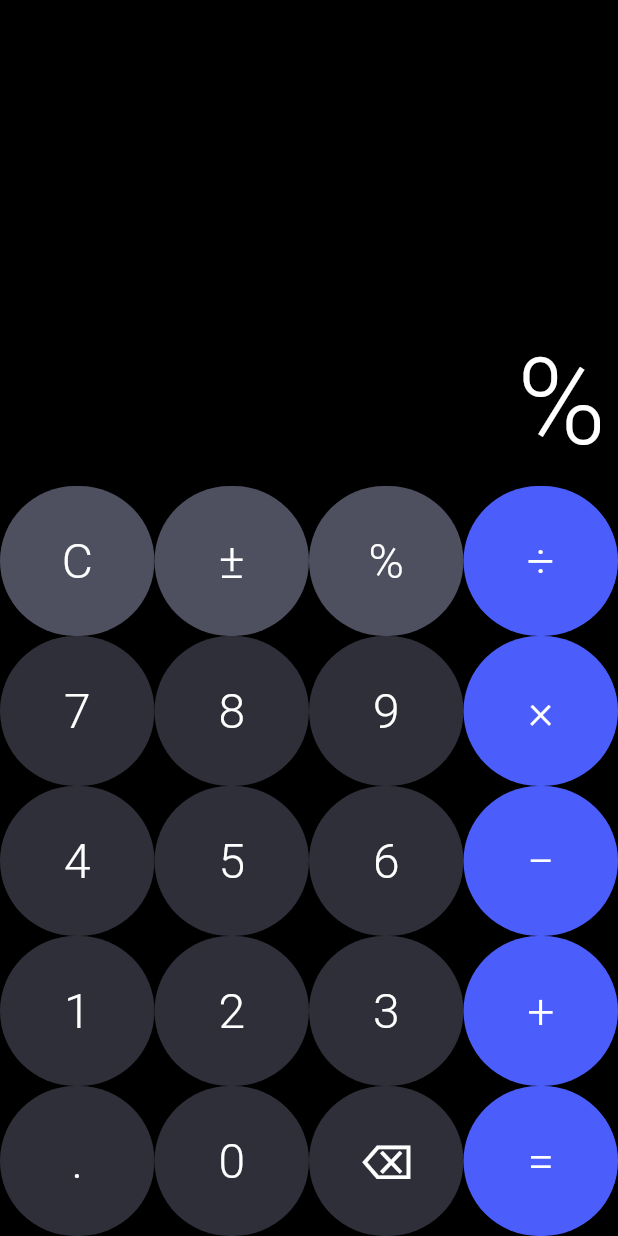
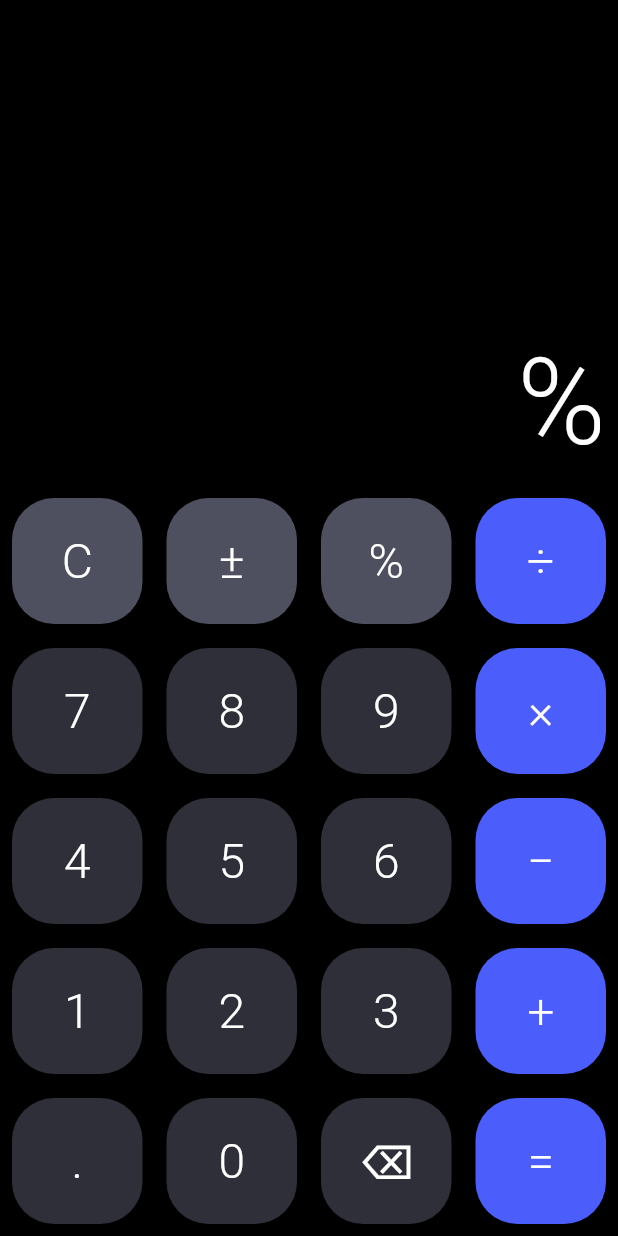
Before and after one commit to MatheusAPereira/Calculadora-Flutter, a Flutter app: the screen it shows after launch, after a tap on an icon or button, on a phone screen of 412 x 824 dp. Run offline on Flutter 3.47's test engine with Material 3 defaults, Android fonts, the phone set to English and light mode, and no system bars; drawn by our look-alikes of auto_size_text; our stand-ins replace flutter_svg; Roboto replaces fonts that are missing (Work Sans).

Commit message:
Atualização de aparência e melhorias no código

```diff
--- a/lib/components/button.dart
+++ b/lib/components/button.dart
@@ -3,26 +3,28 @@ import 'package:flutter/material.dart';
 
 class Button extends StatelessWidget{
 
-  static const DEFAULT_COLOR = Color.fromARGB(255, 46, 47, 56);
-  static const FIRST_LINE_COLOR = Color.fromARGB(255, 78, 80, 95);
-  static const EMPHASIS_COLOR = Color.fromARGB(255, 75, 94, 252);
+  static const defaultDark = Color.fromARGB(255, 46, 47, 56);
+  static const firstLineDark = Color.fromARGB(255, 78, 80, 95);
+  static const emphasisLineDark = Color.fromARGB(255, 75, 94, 252);
 
   final String? text;
   final IconData? icon;
   final Color color;
   final void Function(String) callback;
 
-  const Button({this.text, this.icon, this.color = DEFAULT_COLOR, required this.callback});
-  const Button.firstLine({this.text, this.icon, this.color = FIRST_LINE_COLOR, required this.callback});
-  const Button.emphasisLine({this.text, this.icon, this.color = EMPHASIS_COLOR, required this.callback});
+  const Button({super.key, this.text, this.icon, this.color = defaultDark, required this.callback});
+  const Button.firstLine({super.key, this.text, this.icon, this.color = firstLineDark, required this.callback});
+  const Button.emphasisLine({super.key, this.text, this.icon, this.color = emphasisLineDark, required this.callback});
 
   @override
   Widget build(BuildContext context) {
 
     return Expanded(
+        child: Padding(padding: const EdgeInsets.all(8),
         child: ElevatedButton(
           style: ButtonStyle(
             backgroundColor: WidgetStatePropertyAll(color),
+            shape: const WidgetStatePropertyAll(RoundedRectangleBorder(borderRadius: BorderRadius.all(Radius.circular(28.0))))
           ),
           onPressed:
             () => callback(text!)
@@ -31,7 +33,7 @@ class Button extends StatelessWidget{
           ? Icon(icon)
           : Text(
             text!,
-            style: TextStyle(
+            style: const TextStyle(
               fontFamily: 'Work Sans',
               fontWeight: FontWeight.w300,
               fontSize: 32,
@@ -39,6 +41,7 @@ class Button extends StatelessWidget{
               ),
             ),
       )
+    )
     );
   }
 }
--- a/lib/components/button_row.dart
+++ b/lib/components/button_row.dart
@@ -12,7 +12,7 @@ class ButtonRow extends StatelessWidget{
       child: Row(
         crossAxisAlignment: CrossAxisAlignment.stretch,
         children: buttons,
-      ),
+    )
     );
   }
 }
--- a/lib/components/display.dart
+++ b/lib/components/display.dart
@@ -9,6 +9,8 @@ class DisplayState extends State<Display>{
 
   @override
   void initState() {
+    super.initState();
+
   }
 
   @override
--- a/lib/components/keyboard.dart
+++ b/lib/components/keyboard.dart
@@ -15,10 +15,9 @@ class Keyboard extends StatelessWidget{
       color: Colors.black,
       height: 500,
       child: Column(
-        //crossAxisAlignment: CrossAxisAlignment.stretch,
         children: <Widget>[
         ButtonRow([
-          Button.firstLine(text: 'C', callback: callback,),
+          Button.firstLine(text: 'C', callback: callback),
           Button.firstLine(text: '±', callback: callback),
           Button.firstLine(text: '%', callback: callback),
           Button.emphasisLine(text: '÷', callback: callback)
--- a/lib/components/memory.dart
+++ b/lib/components/memory.dart
@@ -4,17 +4,26 @@ import 'package:calculadora/components/calculator.dart';
 
 class Memory{
 
-  final commands = ['C', '±', '⌫', '='];
-  final numbers = ['0', '1', '2', '3', '4', '5', '6', '7', '8', '9'];
+  static final commands = ['C', '±', '⌫', '='];
+  static final operations = ['÷', '×', '−', '+'];
+  static final numbers = ['0', '1', '2', '3', '4', '5', '6', '7', '8', '9'];
 
   Calculator calculator = Calculator();
 
   void applyCommand(String command){
-    if(numbers.contains(command) & Wrapper.resultMode){
-      Wrapper.value = command;
-      Wrapper.resultMode = false;
-    } else if (commands.contains(command)){
-
+    if(!commands.contains(command)){
+      if(Wrapper.initMode == true){
+        Wrapper.value = command;
+        Wrapper.initMode = false;
+      } else if (Wrapper.resultMode && Memory.operations.contains(command)){
+        Wrapper.value += command;
+        Wrapper.resultMode = false;
+      } else if (Wrapper.resultMode && Memory.numbers.contains(command)){
+        Wrapper.value == command;
+      } else {
+        Wrapper.value += command;
+      }
+    } else {
       switch (command) {
         case 'C':
           _clear();
@@ -29,17 +38,23 @@ class Memory{
           Wrapper.resultMode = true;
           break;
         Default:
-          print('cheguei!');
-          break;
+        break;
       }
-    } else {
-      if(Wrapper.initMode == true){
+    }
+  }
+
+  _onCommand(command){
+    if(Wrapper.initMode == true){
         Wrapper.value = command;
         Wrapper.initMode = false;
+      } else if (Wrapper.resultMode && Memory.operations.contains(command)){
+        Wrapper.value += command;
+        Wrapper.resultMode = false;
+      } else if (Wrapper.resultMode && Memory.numbers.contains(command)){
+        Wrapper.value == command;
       } else {
         Wrapper.value += command;
       }
-    }
   }
 
   _clear(){
--- a/lib/main.dart
+++ b/lib/main.dart
@@ -1,4 +1,4 @@
 import 'package:flutter/material.dart';
 import 'pages/caculatorPage.dart';
 
-void main() => runApp(CalculatorPage());
+void main() => runApp(const CalculatorPage());
--- a/lib/pages/caculatorPage.dart
+++ b/lib/pages/caculatorPage.dart
@@ -5,6 +5,8 @@ import '../components/display.dart';
 import '../components/keyboard.dart';
 
 class CalculatorPage extends StatefulWidget {
+
+  const CalculatorPage({super.key});
 
   @override
   State<CalculatorPage> createState() => _CalculatorState();
@@ -17,7 +19,6 @@ class _CalculatorState extends State<CalculatorPage> {
   _onPressed(String command){
     setState(() {
       memory.applyCommand(command);
-      print(memory.value);
     });
   }
 
@@ -30,10 +31,8 @@ class _CalculatorState extends State<CalculatorPage> {
     return MaterialApp(
       home: Column(
         children: <Widget>[
-          //Display('1,258.2', '6,291÷5'),
           Display(memory: memory),
           Keyboard(_onPressed),
-          //FontLoaderExample()
         ],
       ),
       debugShowCheckedModeBanner: false,
```
